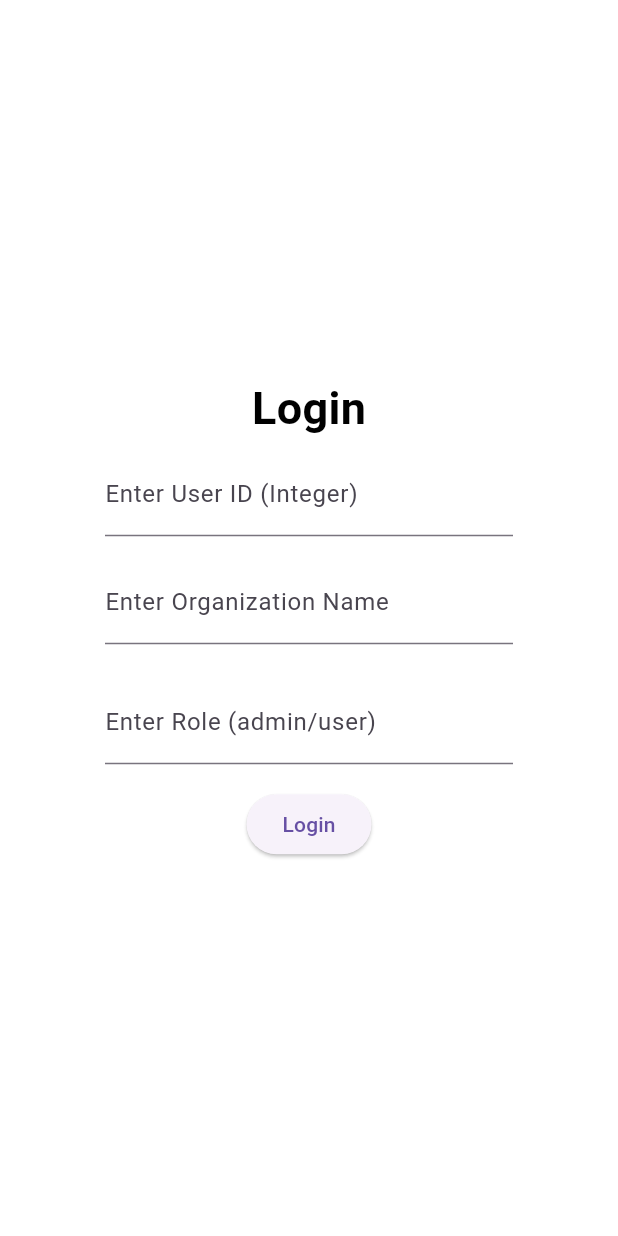
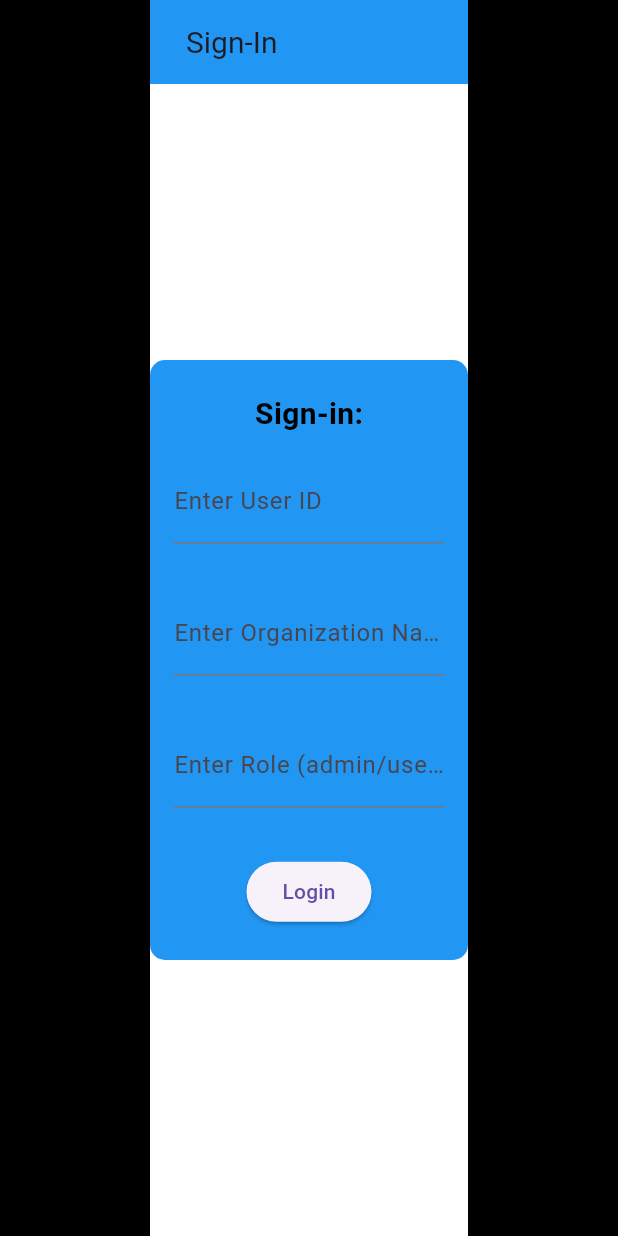
Before and after one commit to Souryadeep0325/new_demo_app, a Flutter app: the screen it shows after launch, on a phone screen of 412 x 824 dp. Run offline on Flutter 3.47's test engine with Material 3 defaults, Android fonts, the phone set to English and light mode, and no system bars.

Commit message:
styling added to app bar

```diff
--- a/lib/centred_view.dart
+++ b/lib/centred_view.dart
@@ -6,7 +6,8 @@ class CentredView extends StatelessWidget {
   @override
   Widget build(BuildContext context) {
     return Container(
-      padding: const EdgeInsets.symmetric(horizontal: 70, vertical: 60),
+      decoration: BoxDecoration(color: Colors.black),
+      padding: const EdgeInsets.symmetric(horizontal: 100),
       alignment: Alignment.topCenter,
       child: ConstrainedBox(constraints: const BoxConstraints(maxWidth: 1200),
       child: child,),
--- /dev/null
+++ b/lib/custom_appbar.dart
@@ -0,0 +1,67 @@
+import 'package:flutter/material.dart';
+import 'package:provider/provider.dart';
+
+import 'auth.dart';
+
+class CustomAppBar extends StatelessWidget implements PreferredSizeWidget {
+  final String appBarTitle;
+  @override
+  final Size preferredSize;
+
+  const CustomAppBar({super.key, required this.appBarTitle})
+      : preferredSize = const Size.fromHeight(kToolbarHeight);
+
+  @override
+  Widget build(BuildContext context) {
+    final authStore = Provider.of<AuthStore>(context);
+    return AppBar(
+      backgroundColor: Colors.blue, // Blue theme
+      title: Row(
+        children: [
+          // Left side: Logo with Name
+          appBarTitle == 'My Home' ? IconButton(onPressed: (){}, icon: Icon(Icons.access_time_filled))
+              :const SizedBox(),
+          const SizedBox(width: 8),
+           Text(
+            appBarTitle, // Your app name here
+            style: const TextStyle(fontSize: 20),
+          ),
+        ],
+      ),
+      actions: [
+        // Right side: Hamburger Menu
+        authStore.isAuthenticated // Check if the user is authenticated
+            ? IconButton(
+          padding: const EdgeInsets.fromLTRB(0, 0, 20, 0),
+          icon: const Icon(Icons.menu),
+          onPressed: () {
+            // When the menu icon is clicked, show an alert dialog
+            _showAlertDialog(context);
+          },
+        )
+            : Container(),
+      ],
+    );
+  }
+
+  // Function to show an alert dialog with some information
+  void _showAlertDialog(BuildContext context) {
+    showDialog(
+      context: context,
+      builder: (BuildContext context) {
+        return AlertDialog(
+          title: const Text('Menu Clicked'),
+          content: const Text('This is the menu option, add your content here!'),
+          actions: [
+            TextButton(
+              onPressed: () {
+                Navigator.pop(context); // Close the dialog
+              },
+              child: const Text('OK'),
+            ),
+          ],
+        );
+      },
+    );
+  }
+}
--- a/lib/login_page.dart
+++ b/lib/login_page.dart
@@ -1,4 +1,5 @@
 import 'package:flutter/material.dart';
+import 'package:news_app/custom_appbar.dart';
 import 'auth.dart';
 import 'package:provider/provider.dart';
 import 'centred_view.dart';
@@ -14,26 +15,35 @@ class LoginPage extends StatelessWidget {
   Widget build(BuildContext context) {
     final authStore = Provider.of<AuthStore>(context);
 
-    return Scaffold(
-      body: CentredView(
+    return CentredView(
+      child: Scaffold(
+        appBar:const CustomAppBar(appBarTitle: 'Sign-In',),
+        body: Center(
+          child: Container(
+            height: 400,
+            width: 400,
+            decoration: BoxDecoration(
+              color: Colors.blue, // Set the background color to blue
+              borderRadius: BorderRadius.circular(10), // Optional: add rounded corners
+            ),
             child: Column(
               mainAxisAlignment: MainAxisAlignment.center,
               children: [
-            const Text('Login', style: TextStyle(fontSize: 30, fontWeight: FontWeight.bold)),
+                const Text('Sign-in:', style: TextStyle(fontSize: 20, fontWeight: FontWeight.bold)),
 
                 // User ID Field
                 Padding(
-              padding: const EdgeInsets.symmetric(vertical: 8.0),
+                  padding: const EdgeInsets.symmetric(vertical: 16.0, horizontal: 16.0),
                   child: TextField(
                     controller: _userIdController,
                     keyboardType: TextInputType.number,
-                decoration: const InputDecoration(labelText: 'Enter User ID (Integer)'),
+                    decoration: const InputDecoration(labelText: 'Enter User ID'),
                   ),
                 ),
 
                 // Organization Name Field
                 Padding(
-              padding: const EdgeInsets.symmetric(vertical: 8.0),
+                  padding: const EdgeInsets.symmetric(vertical: 16.0, horizontal: 16.0),
                   child: TextField(
                     controller: _organizationController,
                     decoration: const InputDecoration(labelText: 'Enter Organization Name'),
@@ -42,13 +52,14 @@ class LoginPage extends StatelessWidget {
 
                 // Role Field
                 Padding(
-              padding: const EdgeInsets.symmetric(vertical: 16.0),
+                  padding: const EdgeInsets.symmetric(vertical: 16.0, horizontal: 16.0),
                   child: TextField(
                     controller: _roleController,
                     decoration: const InputDecoration(labelText: 'Enter Role (admin/user)'),
                   ),
                 ),
 
+                const SizedBox(height: 16,),
                 // Login Button
                 ElevatedButton(
                   onPressed: () {
@@ -79,6 +90,8 @@ class LoginPage extends StatelessWidget {
               ],
             ),
           ),
+        ),
+      ),
     );
   }
 
@@ -89,7 +102,10 @@ class LoginPage extends StatelessWidget {
       builder: (BuildContext context) {
         return AlertDialog(
           title: const Text('Invalid Input'),
-          content: Text(message),
+          content: SizedBox(
+            width: 400, // Set the width of the dialog to 400
+            child: Text(message), // The message content
+          ),
           actions: [
             TextButton(
               onPressed: () {
--- a/lib/main.dart
+++ b/lib/main.dart
@@ -1,4 +1,5 @@
 import 'package:flutter/material.dart';
+import 'package:news_app/scrap.dart';
 import 'package:provider/provider.dart';
 import 'auth.dart';
 import 'login_page.dart';
@@ -44,6 +45,9 @@ class MyApp extends StatelessWidget {
           '/sales': (_) => const SalesPage(),
           '/purchases': (_) => const PurchasesPage(),
           '/listing': (_) => const ListingPage(),
+          '/qc1': (_) => const ListingPage(),
+          '/qc2': (_) => const ListingPage(),
+          '/scrap': (_) => const ScrapPage(),
         },
       ),
     );
```
Also changed, not shown: lib/home_page.dart (+71 -25 lines), lib/purchase_page.dart (+6 -2 lines), lib/sales_page.dart (+6 -2 lines), lib/scrap.dart (added, +141 -0 lines). Lines whose indentation alone changed are shown as unchanged.
